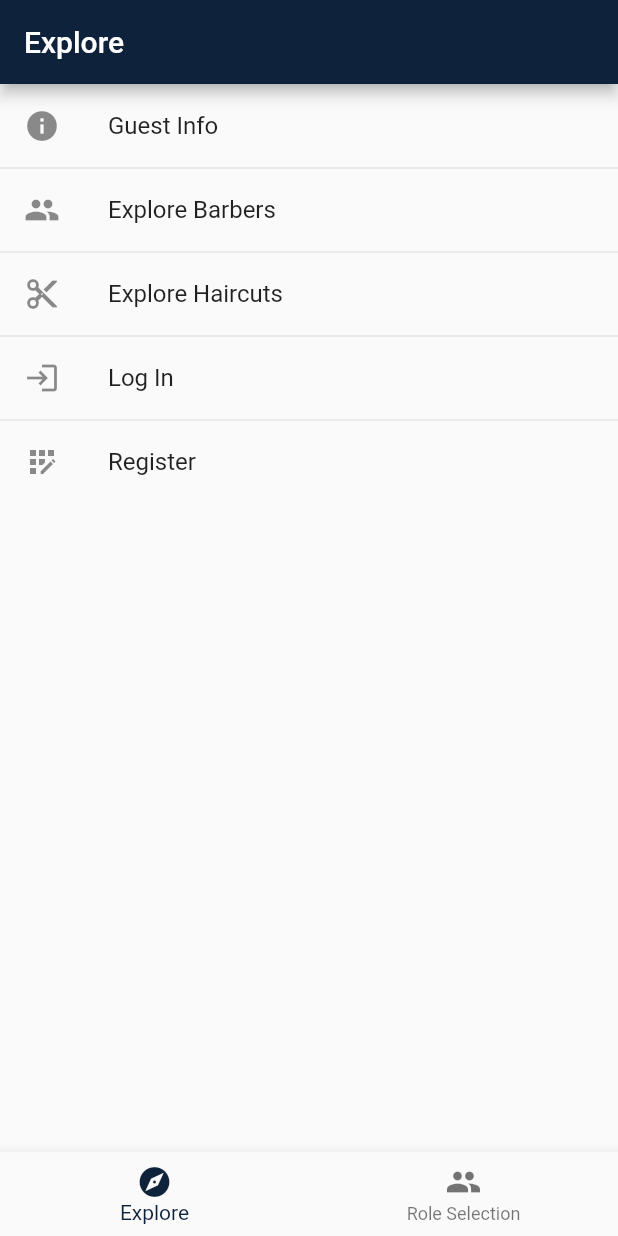
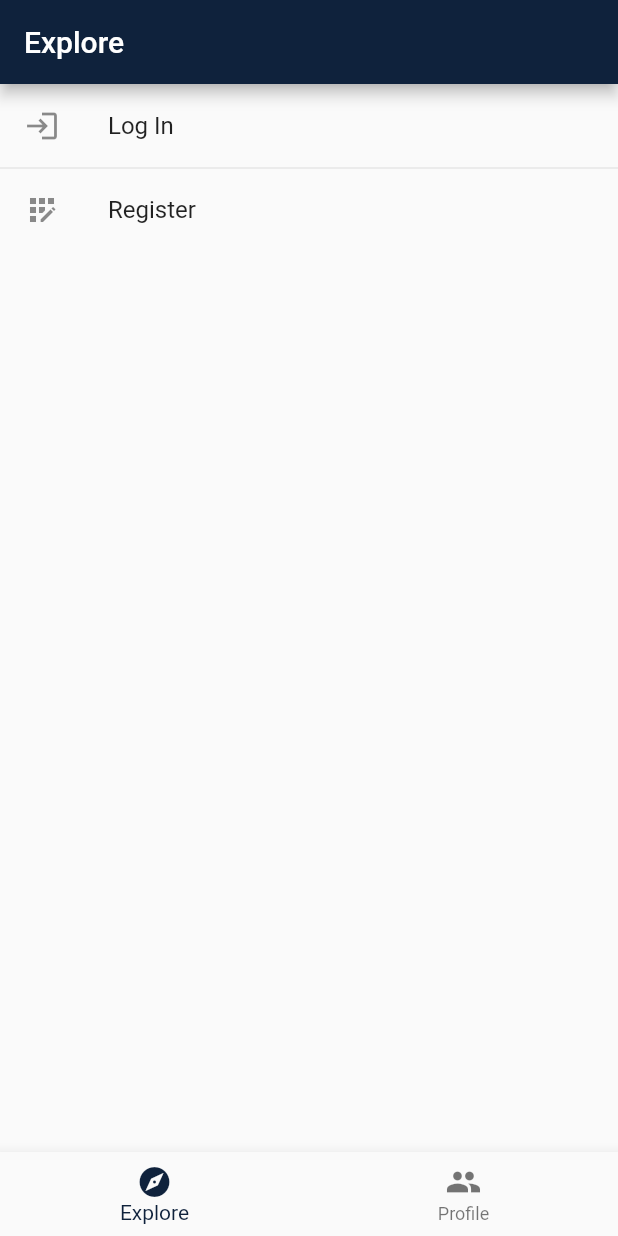
Before and after one commit to CurlyHairsBarbershop/Barbershop_Mobile, a Flutter app: the screen it shows after launch, on a phone screen of 412 x 824 dp. Run offline on Flutter 3.47's test engine with Material 2 defaults, Android fonts, the phone set to English and light mode, and no system bars.

Commit message:
refactor some code for authorization compatibility

```diff
--- a/lib/screens/guest_screens/guest_home_screen.dart
+++ b/lib/screens/guest_screens/guest_home_screen.dart
@@ -15,7 +15,7 @@ class _GuestHomeScreenState extends State<GuestHomeScreen> {
   int _currentIndex = 0;
   final List<String> _titles = [
     'Explore',
-    'Role Selection', // should be 'Profile'
+    'Profile',
   ];
 
   final List<Widget> _children = [
@@ -50,7 +50,7 @@ class _GuestHomeScreenState extends State<GuestHomeScreen> {
           ),
           BottomNavigationBarItem(
             icon: Icon(Icons.people),
-            label: 'Role Selection', // should be 'Profile'
+            label: 'Profile',
           ),
         ],
       ),
--- a/lib/screens/guest_screens/guest_profile_screen.dart
+++ b/lib/screens/guest_screens/guest_profile_screen.dart
@@ -8,27 +8,28 @@ class GuestProfileScreen extends StatelessWidget {
       children: ListTile.divideTiles(
         context: context,
         tiles: [
-          ListTile(
-            leading: Icon(Icons.info),
-            title: Text('Guest Info'),
-            onTap: () {
-              // navigate to Info screen
-            },
-          ),
-          ListTile(
-            leading: Icon(Icons.people),
-            title: Text('Explore Barbers'),
-            onTap: () {
-              // navigate to Explore Barbers screen
-            },
-          ),
-          ListTile(
-            leading: Icon(Icons.content_cut),
-            title: Text('Explore Haircuts'),
-            onTap: () {
-              // navigate to Explore Haircuts screen
-            },
-          ),
+          // currently not needed
+          // ListTile(
+          //   leading: Icon(Icons.info),
+          //   title: Text('Guest Info'),
+          //   onTap: () {
+          //     // navigate to Info screen
+          //   },
+          // ),
+          // ListTile(
+          //   leading: Icon(Icons.people),
+          //   title: Text('Explore Barbers'),
+          //   onTap: () {
+          //     // navigate to Explore Barbers screen
+          //   },
+          // ),
+          // ListTile(
+          //   leading: Icon(Icons.content_cut),
+          //   title: Text('Explore Haircuts'),
+          //   onTap: () {
+          //     // navigate to Explore Haircuts screen
+          //   },
+          // ),
           ListTile(
             leading: Icon(Icons.login),
             title: Text('Log In'),
```
